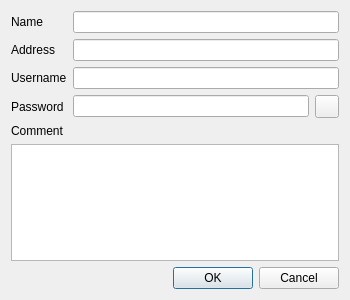
Above: source/client/ui/computers_tab/local_computer_dialog.ui from dchapyshev/aspia before the change. Below: the same form after it.
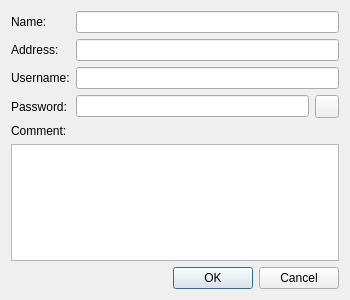
That is the form after the change. Icons and pictures are not drawn.

Patch:
```diff
--- a/source/client/ui/computers_tab/local_computer_dialog.ui
+++ b/source/client/ui/computers_tab/local_computer_dialog.ui
@@ -22,7 +22,7 @@
      <item row="0" column="0">
       <widget class="QLabel" name="label_name">
        <property name="text">
-        <string>Name</string>
+        <string>Name:</string>
        </property>
       </widget>
      </item>
@@ -32,7 +32,7 @@
      <item row="1" column="0">
       <widget class="QLabel" name="label_address">
        <property name="text">
-        <string>Address</string>
+        <string>Address:</string>
        </property>
       </widget>
      </item>
@@ -42,7 +42,7 @@
      <item row="2" column="0">
       <widget class="QLabel" name="label_username">
        <property name="text">
-        <string>Username</string>
+        <string>Username:</string>
        </property>
       </widget>
      </item>
@@ -52,7 +52,7 @@
      <item row="3" column="0">
       <widget class="QLabel" name="label_password">
        <property name="text">
-        <string>Password</string>
+        <string>Password:</string>
        </property>
       </widget>
      </item>
@@ -85,7 +85,7 @@
      <item>
       <widget class="QLabel" name="label_comment">
        <property name="text">
-        <string>Comment</string>
+        <string>Comment:</string>
        </property>
       </widget>
      </item>
```
